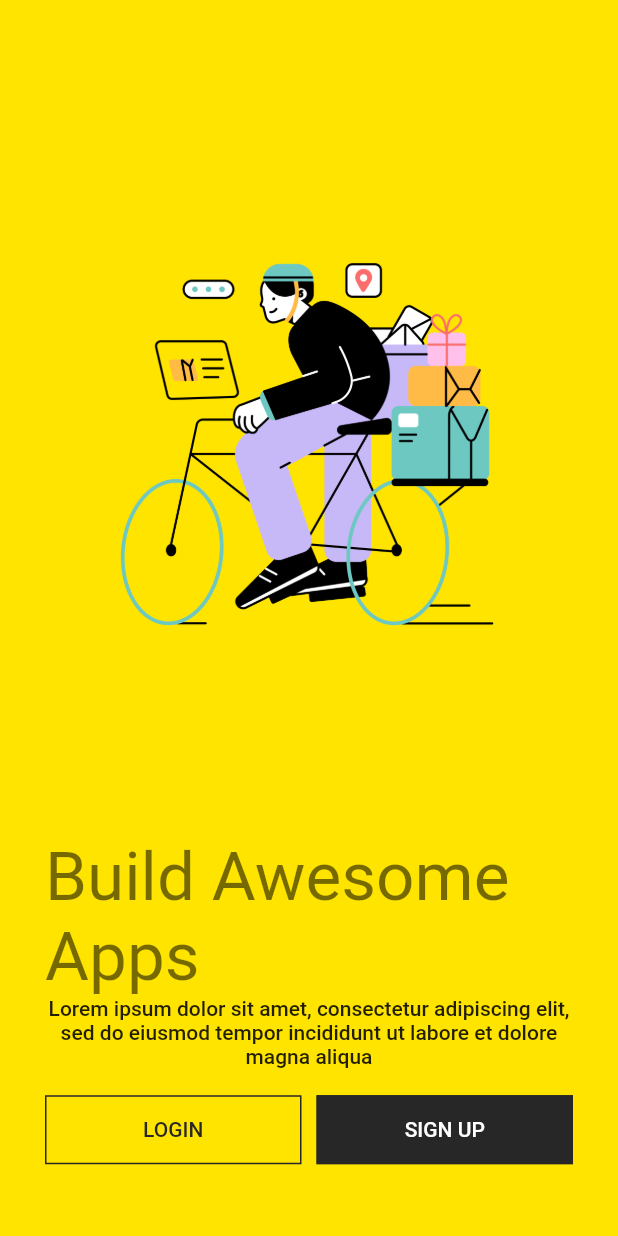
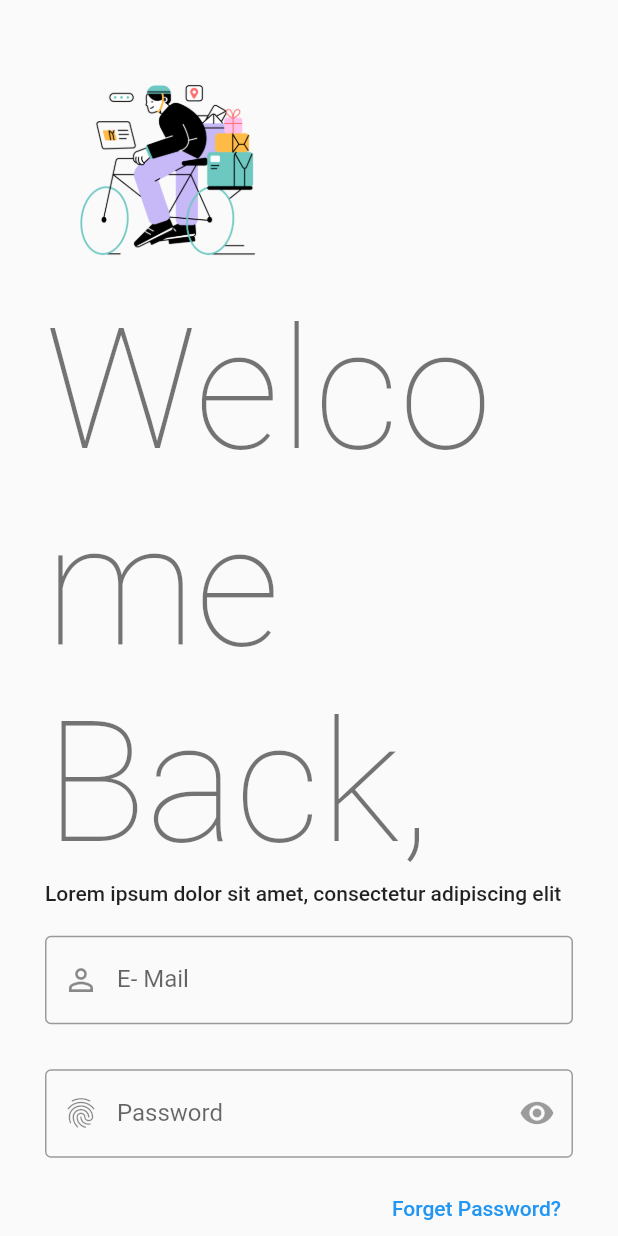
Before and after one commit to kamemia/e-commerce-pos, a Flutter app: the screen it shows after launch, after a tap on "LOGIN", on a phone screen of 412 x 824 dp. Run offline on Flutter 3.47's test engine with Material 2 defaults, Android fonts, the phone set to English and light mode, and no system bars; our stand-ins replace get, google_fonts.

Commit message:
Add login screen

```diff
--- a/lib/src/constants/image_strings.dart
+++ b/lib/src/constants/image_strings.dart
@@ -8,5 +8,10 @@ const String tOnBoardingImage2 =
 const String tOnBoardingImage3 =
     "assets/images/on_boarding_images/on-boarding-image-3.png";
 
+// Welcome Screen Image
+// also used in Login & Sign up
 const String tWelcomeScreenImage =
     "assets/images/welcome_images/welcome-screen-image.png";
+
+// Login Image
+const String tGoogleLogoImage = "assets/logo/google-logo.png";
--- a/lib/src/constants/sizes.dart
+++ b/lib/src/constants/sizes.dart
@@ -2,3 +2,4 @@
 const tDefaultSize = 30.0;
 const tSplashContainerSize = 30.0;
 const tButtonHeight = 15.0;
+const tFormHeight = 30.0;
--- a/lib/src/constants/text_strings.dart
+++ b/lib/src/constants/text_strings.dart
@@ -24,3 +24,14 @@ const String tOnBoardingCounter3 = "3/3";
 const String tWelcomeTitle = "Build Awesome Apps";
 const String tWelcomeSubTitle =
     "Lorem ipsum dolor sit amet, consectetur adipiscing elit, sed do eiusmod tempor incididunt ut labore et dolore magna aliqua";
+
+// Login Screen Text
+const String tLoginTitle = "Welcome Back, ";
+const String tLoginSubTitle =
+    "Lorem ipsum dolor sit amet, consectetur adipiscing elit";
+const String tRememberMe = "Remember Me?";
+const String tAlreadyHaveAnAccount = "Already have an Account?";
+const String tEmail = "E- Mail";
+const String tEmailHint = "abc@mail.com";
+const String tPassword = "Password";
+const String tForgetPassword = "Forget Password?";
--- /dev/null
+++ b/lib/src/features/authentication/screens/login/login_screen.dart
@@ -0,0 +1,78 @@
+import 'package:commerce/src/constants/image_strings.dart';
+import 'package:commerce/src/constants/sizes.dart';
+import 'package:commerce/src/constants/text_strings.dart';
+import 'package:flutter/material.dart';
+
+class LoginScreen extends StatelessWidget {
+  const LoginScreen({Key? key}) : super(key: key);
+
+  @override
+  Widget build(BuildContext context) {
+    final size = MediaQuery.of(context).size;
+    return SafeArea(
+      child: Scaffold(
+          body: SingleChildScrollView(
+        child: Container(
+          padding: const EdgeInsets.all(tDefaultSize),
+          child: Column(
+            crossAxisAlignment: CrossAxisAlignment.start,
+            children: [
+              // Section 1
+              Image(image: const AssetImage(tWelcomeScreenImage), height: size.height * 0.2,),
+              Text(
+                tLoginTitle,
+                style: Theme.of(context).textTheme.headline1,
+              ),
+              Text(
+                tLoginSubTitle,
+                style: Theme.of(context).textTheme.bodyText1,
+              ),
+
+              // Section 2 {form}
+              Form(
+                child: Container(
+                  padding:  const EdgeInsets.symmetric(vertical: tFormHeight -10),
+                  child: Column(
+                  crossAxisAlignment: CrossAxisAlignment.start,
+                  children: [
+                    TextFormField(
+                      decoration: const InputDecoration(
+                        prefixIcon: Icon(Icons.person_outline_outlined),
+                        labelText: tEmail,
+                        hintText: tEmailHint,
+                        border: OutlineInputBorder(),
+                      ),
+                    ),
+                    const SizedBox(height: tFormHeight,),
+                    TextFormField(
+                      decoration: const InputDecoration(
+                        prefixIcon: Icon(Icons.fingerprint),
+                        labelText: tPassword,
+                        hintText: tPassword,
+                        border: OutlineInputBorder(),
+                      suffixIcon:
+                        IconButton(onPressed: null,
+                        icon: Icon(Icons.remove_red_eye_sharp),
+                        ),
+                      ),
+                    ),
+                    const SizedBox(height: tFormHeight -20),
+                    Align(
+                      alignment: Alignment.centerRight,
+                      child: TextButton(onPressed: () {},
+                      child: const Text(tForgetPassword)),
+                      ),
+                    ElevatedButton(onPressed: () {},
+                    child: Text(tLogin.toUpperCase()),
+                    ),
+                  ],
+              ),
+                ),
+              ),
+            ],
+          ),
+        ),
+      )),
+    );
+  }
+}
--- a/lib/src/features/authentication/screens/welcome/welcome_screen.dart
+++ b/lib/src/features/authentication/screens/welcome/welcome_screen.dart
@@ -2,7 +2,9 @@ import 'package:commerce/src/constants/colors.dart';
 import 'package:commerce/src/constants/image_strings.dart';
 import 'package:commerce/src/constants/sizes.dart';
 import 'package:commerce/src/constants/text_strings.dart';
+import 'package:commerce/src/features/authentication/screens/login/login_screen.dart';
 import 'package:flutter/material.dart';
+import 'package:get/get.dart';
 
 class WelcomeScreen extends StatelessWidget {
   const WelcomeScreen({Key? key}) : super(key: key);
@@ -39,7 +41,7 @@ class WelcomeScreen extends StatelessWidget {
               children: [
                 Expanded(
                   child: OutlinedButton(
-                    onPressed: () {},
+                    onPressed: () => Get.to(() => const LoginScreen()),
                     child: Text(tLogin.toUpperCase()),
                   ),
                 ),
```
Also changed, not shown: assets/logo/google-logo.png (added).
